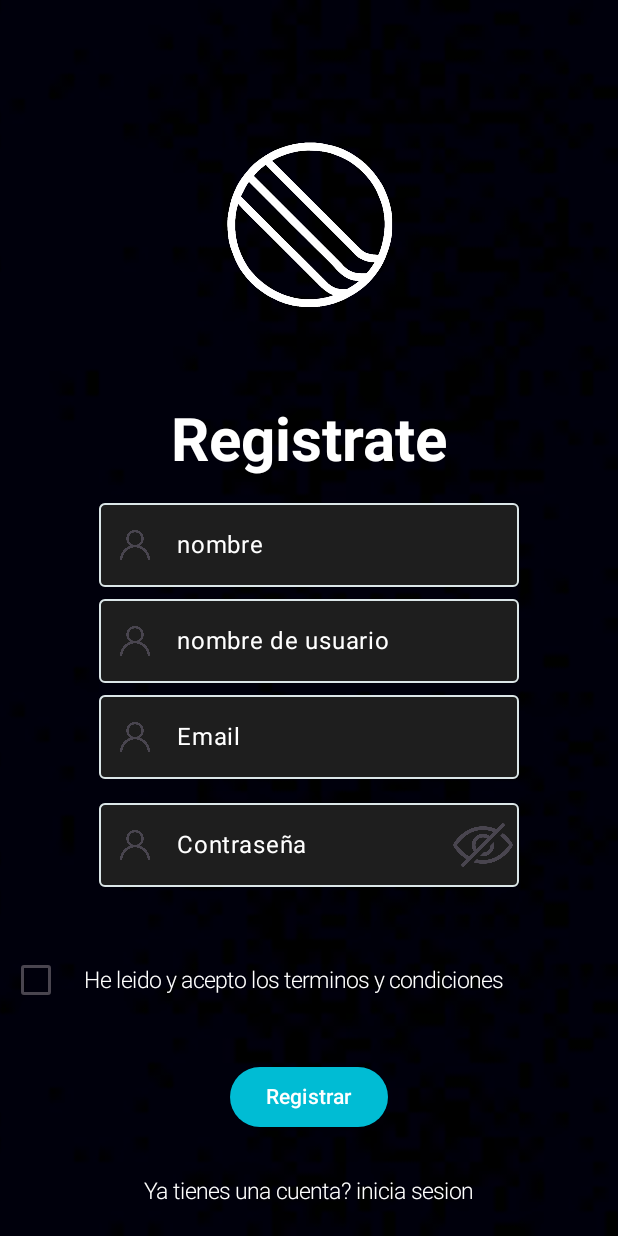
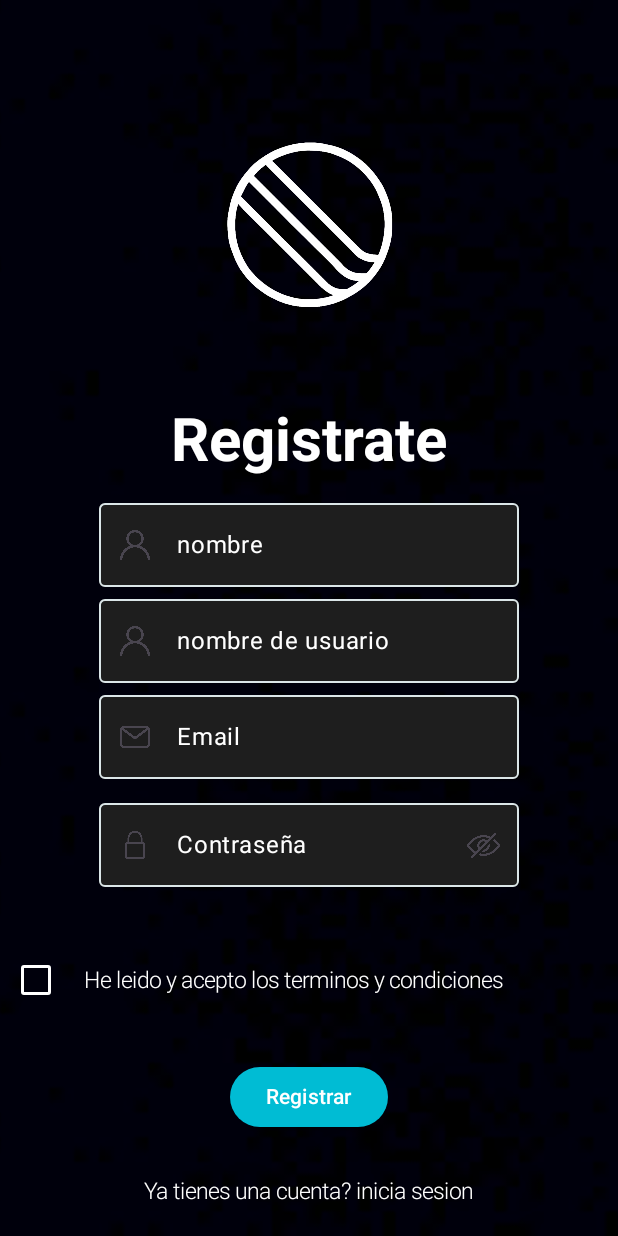
Before and after one commit to SPMBC11/Proyecto_Movil, an Android app built with Jetpack Compose: the screen it shows after launch (MainActivity), on a phone screen of 412 x 824 dp. Run offline under Robolectric (Android 15) with nearby library versions, the light colour scheme and no system bars.

Commit message:
Add files via upload

```diff
--- a/src/main/java/com/example/critichord/ui/RegisterScreen2.kt
+++ b/src/main/java/com/example/critichord/ui/RegisterScreen2.kt
@@ -170,7 +170,7 @@ fun FormularioRegistro(
             label = { Text(stringResource(R.string.email)) },
             leadingIcon = {
                 Icon(
-                    painter = painterResource(R.drawable.usuario),
+                    painter = painterResource(R.drawable.correo),
                     modifier = Modifier.size(20.dp),
                     contentDescription = "Icono de usuario",
 
@@ -198,7 +198,7 @@ fun FormularioRegistro(
             label = { Text(stringResource(R.string.contra)) },
             leadingIcon = {
                 Icon(
-                    painter = painterResource(R.drawable.usuario),
+                    painter = painterResource(R.drawable.candado),
                     modifier = Modifier.size(20.dp),
                     contentDescription = "Icono de usuario",
 
@@ -212,7 +212,8 @@ fun FormularioRegistro(
                 }) {
                    Icon(
                        painter = painterResource(icono),
-                       contentDescription = (stringResource(R.string.mostrar_password))
+                       contentDescription = (stringResource(R.string.mostrar_password)),
+                       modifier = Modifier.size(22.dp)
                    )
                 }
             },
@@ -232,9 +233,3 @@ fun FormularioRegistro(
         )
     }
     }
-
-@Preview (showBackground = true)
-@Composable
-fun FormularioRegistroPreview() {
-    FormularioRegistro()
-}
--- a/src/main/java/com/example/critichord/ui/utils/Componentes.kt
+++ b/src/main/java/com/example/critichord/ui/utils/Componentes.kt
@@ -6,6 +6,7 @@ import androidx.compose.foundation.layout.size
 import androidx.compose.material3.Button
 import androidx.compose.material3.ButtonDefaults
 import androidx.compose.material3.Checkbox
+import androidx.compose.material3.CheckboxDefaults
 import androidx.compose.material3.Text
 import androidx.compose.runtime.Composable
 import androidx.compose.runtime.getValue
@@ -99,7 +100,13 @@ fun CheckboxDatos(modifier: Modifier = Modifier) {
     ) {
         Checkbox(
             checked = checked,
-            onCheckedChange = { checked = it }
+            onCheckedChange = { checked = it },
+            colors = CheckboxDefaults.colors(
+                checkedColor = colorResource(R.color.cian),
+                uncheckedColor = colorResource(R.color.white),
+                checkmarkColor = colorResource(R.color.white),
+
+        )
         )
     }
 
```
Also changed, not shown: src/main/res/drawable/candado.png (added), src/main/res/drawable/correo.png (added).
